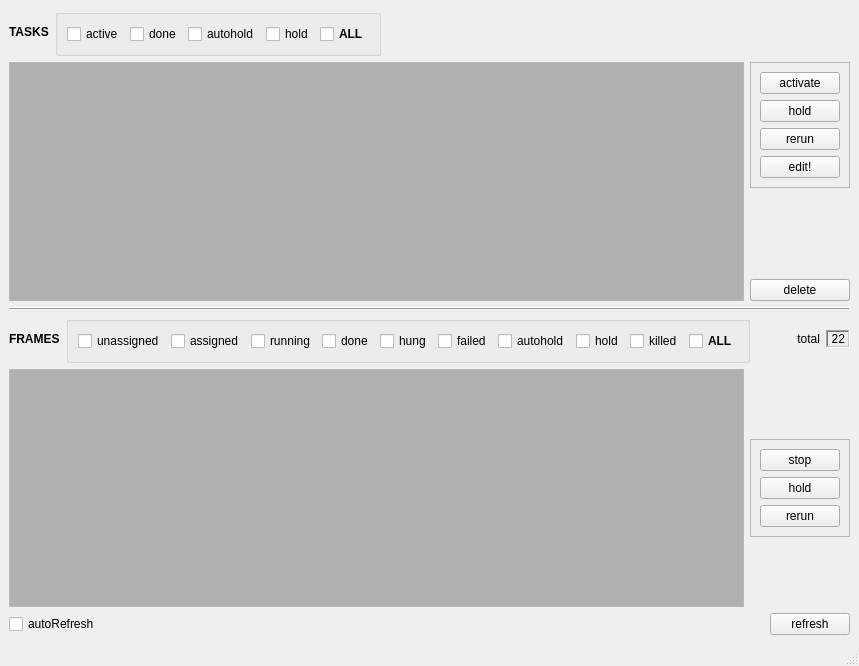
aumanimationstudios/rbhus, file rbhusUI/lib/rbhusListMod.ui: the form before one commit.
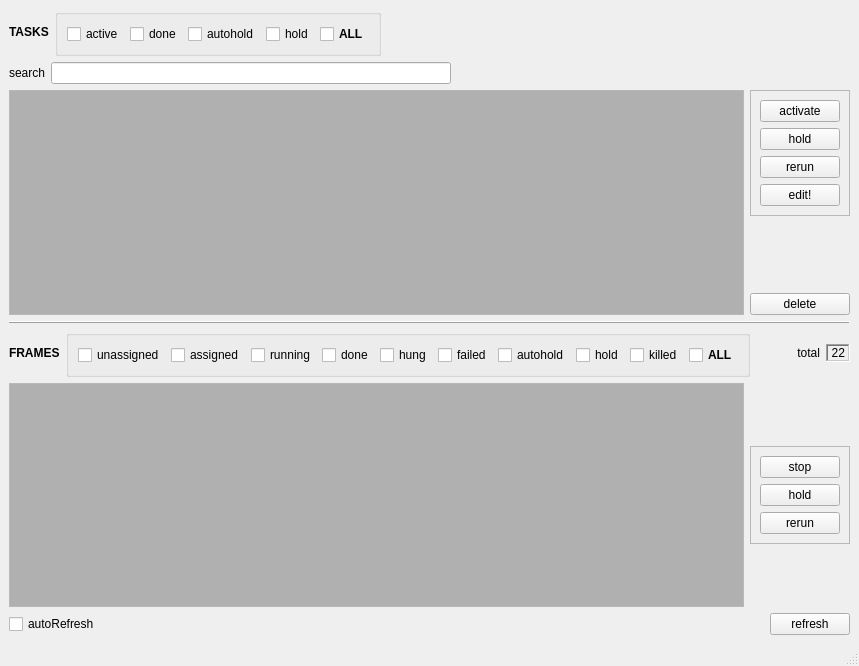
The form after the commit.

```diff
--- a/rbhusUI/lib/rbhusListMod.ui
+++ b/rbhusUI/lib/rbhusListMod.ui
@@ -10,6 +10,12 @@
     <height>666</height>
    </rect>
   </property>
+  <property name="sizePolicy">
+   <sizepolicy hsizetype="MinimumExpanding" vsizetype="MinimumExpanding">
+    <horstretch>0</horstretch>
+    <verstretch>0</verstretch>
+   </sizepolicy>
+  </property>
   <property name="windowTitle">
    <string>rbhusList</string>
   </property>
@@ -138,6 +144,43 @@
       </item>
      </layout>
     </item>
+    <item>
+     <layout class="QHBoxLayout" name="horizontalLayout_6">
+      <item>
+       <widget class="QLabel" name="labelSearch">
+        <property name="text">
+         <string>search</string>
+        </property>
+       </widget>
+      </item>
+      <item>
+       <widget class="QLineEdit" name="lineEditSearch">
+        <property name="sizePolicy">
+         <sizepolicy hsizetype="MinimumExpanding" vsizetype="Fixed">
+          <horstretch>0</horstretch>
+          <verstretch>0</verstretch>
+         </sizepolicy>
+        </property>
+       </widget>
+      </item>
+      <item>
+       <spacer name="horizontalSpacer_4">
+        <property name="orientation">
+         <enum>Qt::Horizontal</enum>
+        </property>
+        <property name="sizeType">
+         <enum>QSizePolicy::MinimumExpanding</enum>
+        </property>
+        <property name="sizeHint" stdset="0">
+         <size>
+          <width>40</width>
+          <height>20</height>
+         </size>
+        </property>
+       </spacer>
+      </item>
+     </layout>
+    </item>
     <item>
      <layout class="QHBoxLayout" name="horizontalLayout_3">
       <property name="sizeConstraint">
```
Left out of the diff: 9 changed lines with no effect on the pictures.
